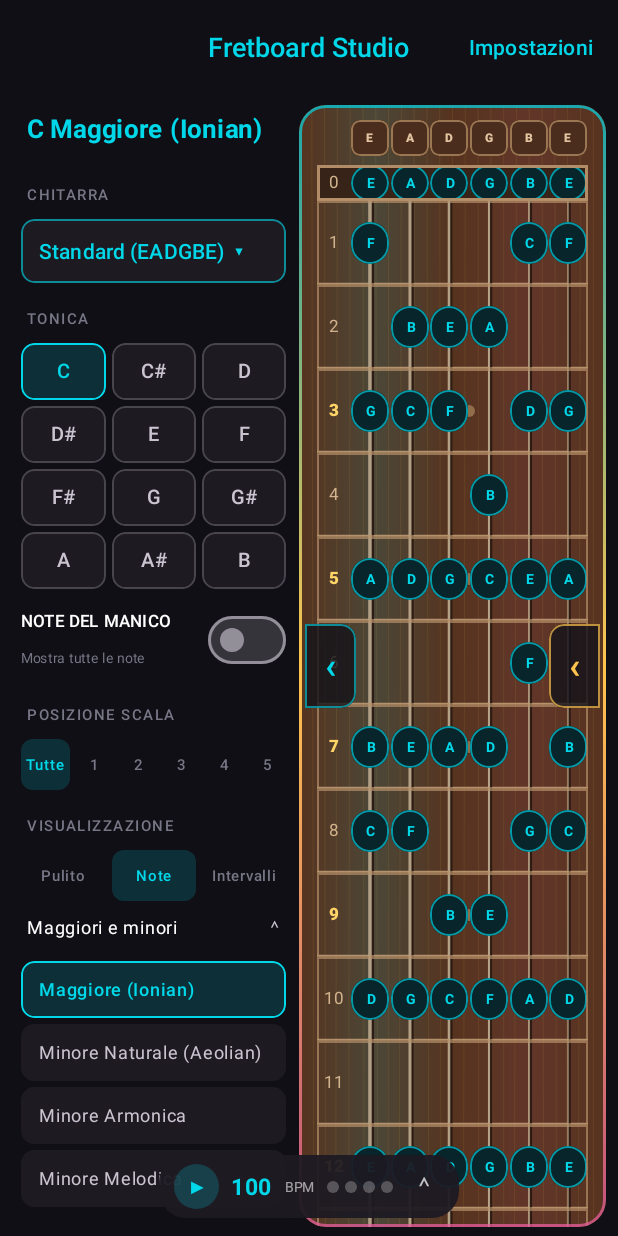
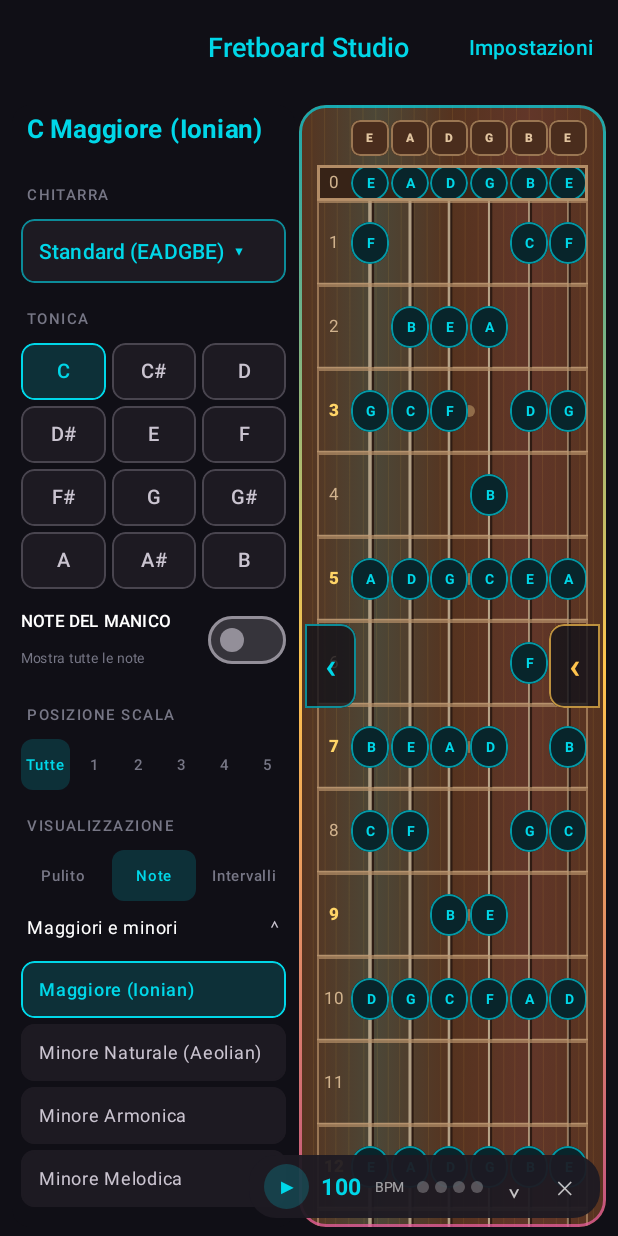
Before and after one commit to dedio7/FretboardStudio, an Android app built with Jetpack Compose: the screen it shows after launch (MainActivity), on a phone screen of 412 x 824 dp. Run offline under Robolectric (Android 15) with nearby library versions, the phone set to English and light mode, and no system bars; our stand-ins replace Navigation 3.

Commit message:
Pre release commit

```diff
--- a/app/build.gradle.kts
+++ b/app/build.gradle.kts
@@ -17,7 +17,8 @@ android {
 
     buildTypes {
         release {
-            isMinifyEnabled = false
+            isMinifyEnabled = true
+            isShrinkResources = true
             proguardFiles(getDefaultProguardFile("proguard-android-optimize.txt"), "proguard-rules.pro")
         }
     }
--- a/app/src/main/AndroidManifest.xml
+++ b/app/src/main/AndroidManifest.xml
@@ -3,6 +3,8 @@
 
     <application
         android:allowBackup="true"
+        android:dataExtractionRules="@xml/data_extraction_rules"
+        android:fullBackupContent="@xml/backup_rules"
         android:icon="@drawable/ic_launcher_legacy"
         android:label="@string/app_name"
         android:roundIcon="@drawable/ic_launcher_legacy"
--- a/app/src/main/java/com/dedio/fretboardstudio/audio/MetronomeModels.kt
+++ b/app/src/main/java/com/dedio/fretboardstudio/audio/MetronomeModels.kt
@@ -17,6 +17,8 @@ data class MetronomeUiState(
     /** Index of the lit beat, or -1 while stopped. */
     val currentBeat: Int = -1,
     val isExpanded: Boolean = false,
+    /** False while the floating bar is hidden; the clock keeps running. */
+    val isVisible: Boolean = true,
 ) {
     companion object {
         const val MIN_BPM = 40
--- a/app/src/main/java/com/dedio/fretboardstudio/model/UiLanguage.kt
+++ b/app/src/main/java/com/dedio/fretboardstudio/model/UiLanguage.kt
@@ -52,6 +52,8 @@ class UiStrings(private val language: UiLanguage) {
     val showTuningNotesDescription get() =
         if (language == UiLanguage.ITALIAN) "Mostra tutte le note dell’accordatura" else "Show all notes of the tuning"
     val metronome get() = if (language == UiLanguage.ITALIAN) "METRONOMO" else "METRONOME"
+    val hideMetronome get() = if (language == UiLanguage.ITALIAN) "Nascondi metronomo" else "Hide metronome"
+    val showMetronome get() = if (language == UiLanguage.ITALIAN) "Mostra metronomo" else "Show metronome"
     val playMetronome get() = if (language == UiLanguage.ITALIAN) "Avvia metronomo" else "Start metronome"
     val stopMetronome get() = if (language == UiLanguage.ITALIAN) "Ferma metronomo" else "Stop metronome"
     val tapTempo = "TAP TEMPO"
--- a/app/src/main/java/com/dedio/fretboardstudio/ui/main/MainScreen.kt
+++ b/app/src/main/java/com/dedio/fretboardstudio/ui/main/MainScreen.kt
@@ -1,22 +1,32 @@
 package com.dedio.fretboardstudio.ui.main
 
 import androidx.compose.foundation.background
+import androidx.compose.foundation.clickable
 import androidx.compose.foundation.layout.Box
 import androidx.compose.foundation.layout.Column
 import androidx.compose.foundation.layout.fillMaxSize
 import androidx.compose.foundation.layout.padding
+import androidx.compose.foundation.shape.RoundedCornerShape
 import androidx.compose.material3.CenterAlignedTopAppBar
 import androidx.compose.material3.ExperimentalMaterial3Api
 import androidx.compose.material3.MaterialTheme
 import androidx.compose.material3.Scaffold
+import androidx.compose.material3.Surface
 import androidx.compose.material3.Text
 import androidx.compose.material3.TextButton
 import androidx.compose.material3.TopAppBarDefaults
 import androidx.compose.runtime.Composable
 import androidx.compose.runtime.DisposableEffect
 import androidx.compose.runtime.getValue
+import androidx.compose.runtime.mutableStateOf
+import androidx.compose.runtime.saveable.rememberSaveable
+import androidx.compose.runtime.setValue
 import androidx.compose.ui.Alignment
 import androidx.compose.ui.Modifier
+import androidx.compose.ui.semantics.Role
+import androidx.compose.ui.semantics.contentDescription
+import androidx.compose.ui.semantics.role
+import androidx.compose.ui.semantics.semantics
 import androidx.compose.ui.text.font.FontWeight
 import androidx.compose.ui.unit.dp
 import androidx.compose.ui.unit.sp
@@ -39,6 +49,9 @@ fun MainScreen(
 ) {
     val state by viewModel.uiState.collectAsStateWithLifecycle()
     val metronomeViewModel: MetronomeViewModel = viewModel()
+    val metronomeState by metronomeViewModel.uiState.collectAsStateWithLifecycle()
+    var activePanel by rememberSaveable { mutableStateOf(SidePanel.CONTROLS) }
+    val strings = UiStrings(state.language)
     val lifecycleOwner = LocalLifecycleOwner.current
 
     // Never keep a click loop running while the app is in the background.
@@ -67,7 +80,7 @@ fun MainScreen(
                     },
                     actions = {
                         TextButton(onClick = { viewModel.openSettingsDialog(open = true) }) {
-                            Text(UiStrings(state.language).settings, color = MaterialTheme.colorScheme.primary)
+                            Text(strings.settings, color = MaterialTheme.colorScheme.primary)
                         }
                     },
                     colors = TopAppBarDefaults.topAppBarColors(
@@ -87,17 +100,54 @@ fun MainScreen(
                 Column(modifier = Modifier.fillMaxSize()) {
                     ReferenceVisualizerContent(
                         viewModel = viewModel,
+                        activePanel = activePanel,
+                        onActivePanelChange = { activePanel = it },
                         modifier = Modifier.fillMaxSize(),
                     )
                 }
-                // Overlay: the fretboard keeps its full height.
-                MetronomeBar(
-                    viewModel = metronomeViewModel,
-                    language = state.language,
-                    modifier = Modifier
-                        .align(Alignment.BottomCenter)
-                        .padding(bottom = 12.dp),
-                )
+                // Keep the pill over the fretboard, not over an open side panel.
+                val metronomeModifier = Modifier
+                    .align(
+                        when (activePanel) {
+                            SidePanel.CHORDS -> Alignment.BottomStart
+                            SidePanel.CONTROLS -> Alignment.BottomEnd
+                            SidePanel.NONE -> Alignment.BottomCenter
+                        },
+                    )
+                    .padding(
+                        start = if (activePanel == SidePanel.CHORDS) 12.dp else 0.dp,
+                        end = if (activePanel == SidePanel.CONTROLS) 12.dp else 0.dp,
+                        bottom = 12.dp,
+                    )
+
+                if (metronomeState.isVisible) {
+                    MetronomeBar(
+                        viewModel = metronomeViewModel,
+                        language = state.language,
+                        modifier = metronomeModifier,
+                    )
+                } else {
+                    Surface(
+                        shape = RoundedCornerShape(18.dp),
+                        color = MaterialTheme.colorScheme.surface.copy(alpha = 0.94f),
+                        contentColor = MaterialTheme.colorScheme.primary,
+                        tonalElevation = 3.dp,
+                        modifier = metronomeModifier
+                            .clickable { metronomeViewModel.setVisible(visible = true) }
+                            .semantics(mergeDescendants = true) {
+                                contentDescription = strings.showMetronome
+                                role = Role.Button
+                            },
+                    ) {
+                        Text(
+                            text = "♫ " + strings.metronome,
+                            color = MaterialTheme.colorScheme.primary,
+                            fontSize = 11.sp,
+                            fontWeight = FontWeight.SemiBold,
+                            modifier = Modifier.padding(horizontal = 12.dp, vertical = 6.dp),
+                        )
+                    }
+                }
             }
 
             if (state.isSettingsDialogOpen) {
--- a/app/src/main/java/com/dedio/fretboardstudio/ui/main/MetronomeBar.kt
+++ b/app/src/main/java/com/dedio/fretboardstudio/ui/main/MetronomeBar.kt
@@ -119,9 +119,27 @@ fun MetronomeBar(
                     contentAlignment = Alignment.Center,
                 ) {
                     Text(
-                        text = if (state.isExpanded) "⌄" else "⌃",
+                        text = if (state.isExpanded) "⌃" else "⌄",
                         color = MaterialTheme.colorScheme.onSurface.copy(alpha = 0.75f),
                         fontSize = 16.sp
+                    )
+                }
+
+                Box(
+                    modifier = Modifier
+                        .size(26.dp)
+                        .clip(RoundedCornerShape(8.dp))
+                        .clickable { viewModel.setVisible(false) }
+                        .semantics(mergeDescendants = true) {
+                            contentDescription = strings.hideMetronome
+                            role = Role.Button
+                        },
+                    contentAlignment = Alignment.Center,
+                ) {
+                    Text(
+                        text = "✕",
+                        color = MaterialTheme.colorScheme.onSurface.copy(alpha = 0.75f),
+                        fontSize = 12.sp
                     )
                 }
             }
@@ -206,7 +224,12 @@ private fun BeatDots(state: MetronomeUiState) {
         verticalAlignment = Alignment.CenterVertically,
         horizontalArrangement = Arrangement.spacedBy(4.dp),
         modifier = Modifier.semantics {
-            contentDescription = "${state.meter.label} · ${state.currentBeat + 1}/${state.meter.beatsPerBar}"
+            val beatText = if (state.isPlaying) {
+                "${state.currentBeat + 1}/${state.meter.beatsPerBar}"
+            } else {
+                "–/${state.meter.beatsPerBar}"
+            }
+            contentDescription = "${state.meter.label} · $beatText"
         }
     ) {
         (0 until state.meter.beatsPerBar).forEach { beat ->
```
Also changed, not shown: app/src/main/java/com/dedio/fretboardstudio/audio/MetronomeViewModel.kt (+9 -2 lines), app/src/main/java/com/dedio/fretboardstudio/model/MusicTheory.kt (+6 -1 lines), app/src/main/java/com/dedio/fretboardstudio/model/TriadCalculator.kt (+8 -1 lines), app/src/main/java/com/dedio/fretboardstudio/ui/main/ChordToolsPanel.kt (+41 -26 lines), app/src/main/java/com/dedio/fretboardstudio/ui/main/ReferenceVisualizerContent.kt (+8 -10 lines), app/src/main/res/xml/backup_rules.xml (+9 -10 lines), app/src/main/res/xml/data_extraction_rules.xml (+12 -12 lines), 5 other files.
